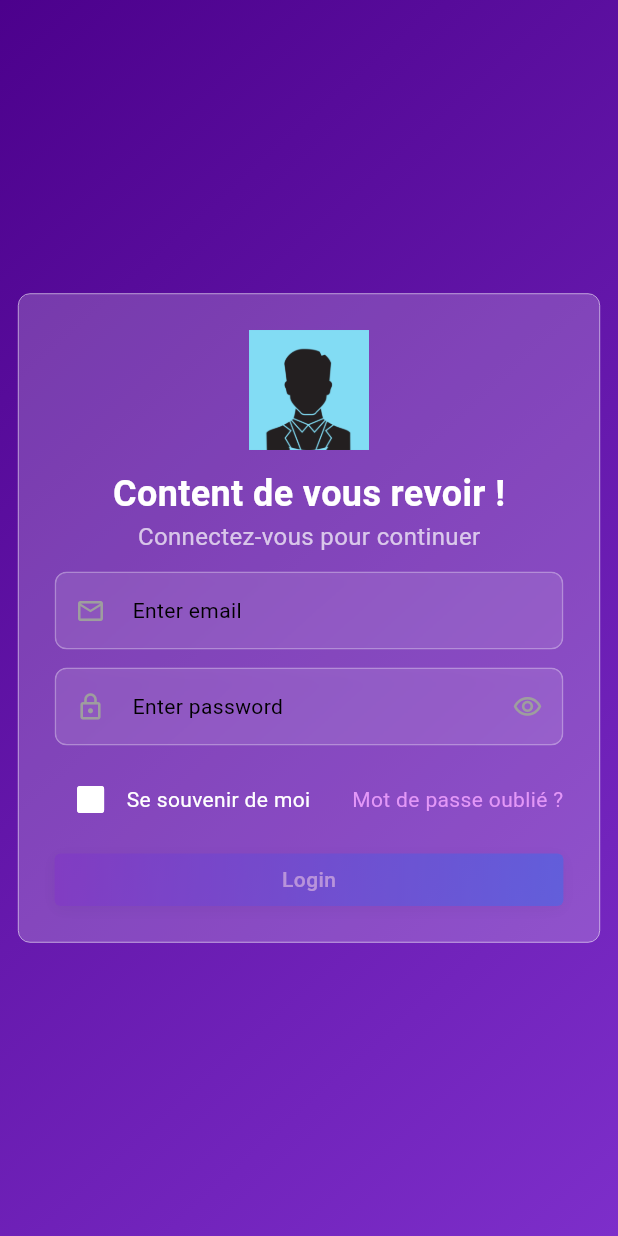
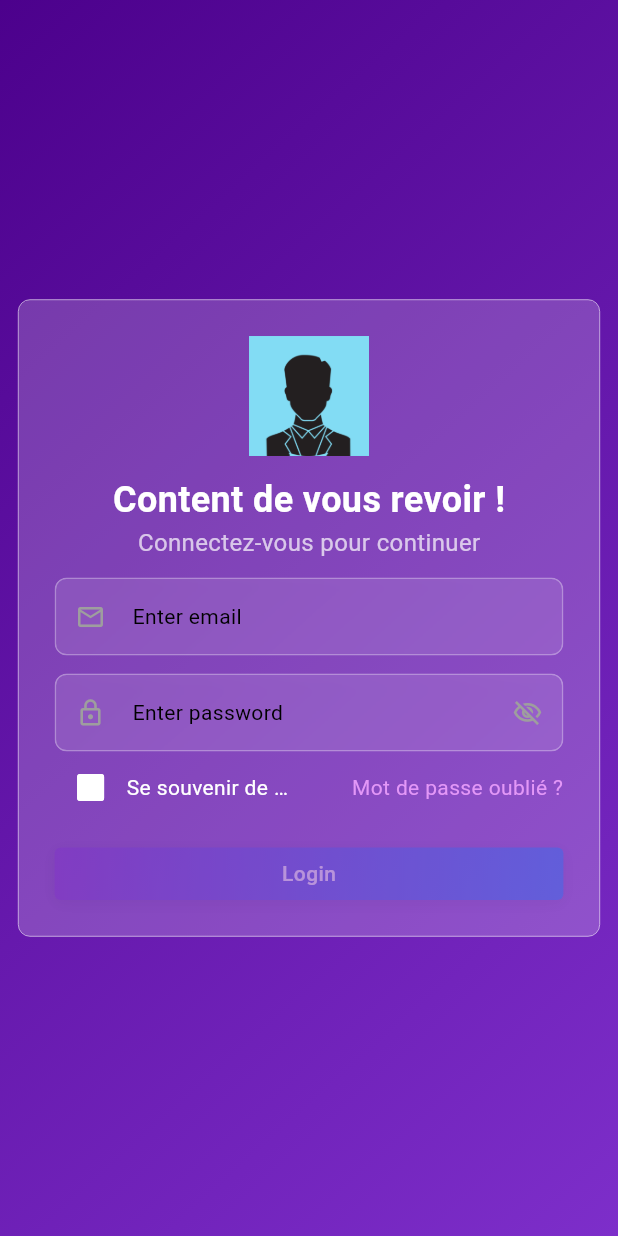
Before and after one commit to beyremagrebi/udemy-app-mobile, a Flutter app: the screen it shows after launch, after a tap on "Mot de passe oublié ?", on a phone screen of 412 x 824 dp. Run offline on Flutter 3.47's test engine with Material 3 defaults, Android fonts, the phone set to English and light mode, and no system bars; our stand-ins replace cached_network_image, flutter_spinkit, google_fonts.

Commit message:
config reusable base form

```diff
--- /dev/null
+++ b/lib/presentation/utils/form/base_form.dart
@@ -0,0 +1,39 @@
+import 'package:erudaxis/providers/base_view_model.dart';
+import 'package:flutter/material.dart';
+
+abstract class BaseForm<T extends BaseViewModel> extends StatelessWidget {
+  final T viewModel;
+  final GlobalKey<FormState> formKey = GlobalKey<FormState>();
+
+  BaseForm({super.key, required this.viewModel});
+
+  @override
+  Widget build(BuildContext context) {
+    return Form(
+      key: formKey,
+      child: Column(
+        children: [
+          ...buildFormFields(context),
+          if (buildFooter(context) != null) ...[
+            const SizedBox(height: 16),
+            buildFooter(context)!,
+          ],
+          const SizedBox(height: 16),
+          buildSubmitButton(context),
+        ],
+      ),
+    );
+  }
+
+  Widget? buildFooter(BuildContext context) => null;
+
+  List<Widget> buildFormFields(BuildContext context);
+
+  Widget buildSubmitButton(BuildContext context);
+
+  void onSubmit(BuildContext context);
+
+  bool validateForm() {
+    return formKey.currentState?.validate() ?? false;
+  }
+}
--- a/lib/providers/auth/login_view_model.dart
+++ b/lib/providers/auth/login_view_model.dart
@@ -1,5 +1,7 @@
 import 'package:erudaxis/providers/base_view_model.dart';
 import 'package:flutter/material.dart';
+
+import '../../presentation/utils/form/validate_helper.dart';
 
 class LoginViewModel extends BaseViewModel {
   final TextEditingController emailController = TextEditingController();
@@ -10,18 +12,9 @@ class LoginViewModel extends BaseViewModel {
   bool? rememberMe = false;
 
   LoginViewModel(super.context) {
-    emailController.addListener(checkInput);
-    passwordController.addListener(checkInput);
-  }
-
-  void checkInput() {
-    bool isValid =
-        emailController.text.isNotEmpty && passwordController.text.isNotEmpty;
-
-    if (isDisabled == isValid) {
-      isDisabled = !isValid;
-      update();
-    }
+    // Listen to input changes to update button state
+    emailController.addListener(_onInputChanged);
+    passwordController.addListener(_onInputChanged);
   }
 
   @override
@@ -31,7 +24,7 @@ class LoginViewModel extends BaseViewModel {
     super.dispose();
   }
 
-  void toggleRemmeber(bool? value) {
+  void toggleRemember(bool? value) {
     rememberMe = value;
     update();
   }
@@ -40,4 +33,16 @@ class LoginViewModel extends BaseViewModel {
     securePassword = !securePassword;
     update();
   }
+
+  void _onInputChanged() {
+    final isValid =
+        ValidationHelpers.validateEmail(emailController.text) == null &&
+            ValidationHelpers.validatePassword(passwordController.text) == null;
+
+    // Only update if state has changed
+    if (isDisabled == isValid) {
+      isDisabled = !isValid;
+      update();
+    }
+  }
 }
--- a/lib/widgets/auth/login_footer_row.dart
+++ b/lib/widgets/auth/login_footer_row.dart
@@ -1,3 +1,4 @@
+import 'package:erudaxis/core/styles/dimensions.dart';
 import 'package:flutter/material.dart';
 
 import '../../providers/auth/login_view_model.dart';
@@ -14,30 +15,38 @@ class LoginFooterRow extends StatelessWidget {
     return Row(
       mainAxisAlignment: MainAxisAlignment.spaceBetween,
       children: [
-        // Remember me checkbox with text
-        Row(
+        Flexible(
+          flex: 1,
+          child: Row(
+            mainAxisSize: MainAxisSize.min,
             children: [
               Checkbox(
                 value: viewModel.rememberMe,
                 onChanged: (bool? value) {
-                viewModel.toggleRemmeber(value);
+                  viewModel.toggleRemember(value);
                 },
                 checkColor: const Color(0xFF8B4A9C),
                 fillColor: WidgetStateProperty.all(Colors.white),
                 side: const BorderSide(color: Colors.white, width: 2),
               ),
-            Text(
+              Flexible(
+                child: Text(
                   'Se souvenir de moi',
                   style: Theme.of(context).textTheme.bodyMedium?.copyWith(
                         color: Colors.white,
                         fontSize: 14,
                         fontWeight: FontWeight.w400,
                       ),
+                  overflow: TextOverflow.ellipsis,
+                ),
               ),
             ],
           ),
-        // Forgot password link
-        GestureDetector(
+        ),
+        Dimensions.widthSmall,
+        Flexible(
+          flex: 1,
+          child: GestureDetector(
             onTap: () {},
             child: Text(
               'Mot de passe oublié ?',
@@ -46,6 +55,9 @@ class LoginFooterRow extends StatelessWidget {
                     fontSize: 14,
                     fontWeight: FontWeight.w400,
                   ),
+              overflow: TextOverflow.ellipsis,
+              textAlign: TextAlign.end,
+            ),
           ),
         ),
       ],
--- a/lib/widgets/auth/login_form.dart
+++ b/lib/widgets/auth/login_form.dart
@@ -3,30 +3,31 @@ import 'package:flutter/material.dart';
 
 import '../../core/styles/dimensions.dart';
 import '../../presentation/main/main_view.dart';
+import '../../presentation/utils/form/base_form.dart';
+import '../../presentation/utils/form/validate_helper.dart';
 import '../../presentation/utils/navigator_utils.dart';
 import '../common/form/input_text.dart';
 import '../common/gradient_button.dart';
 import 'login_footer_row.dart';
 
-class LoginForm extends StatelessWidget {
-  final LoginViewModel viewModel;
-  const LoginForm({
-    super.key,
-    required this.viewModel,
-  });
+class LoginForm extends BaseForm<LoginViewModel> {
+  LoginForm({super.key, required super.viewModel});
+
+  // @override
+  // Widget? buildFooter(BuildContext context) {
+  //   return LoginFooterRow(viewModel: viewModel);
+  // }
 
   @override
-  Widget build(BuildContext context) {
-    return Column(
-      children: [
+  List<Widget> buildFormFields(BuildContext context) {
+    return [
       InputText(
         controller: viewModel.emailController,
         hintText: 'Enter email',
-          prefixIcon: const Icon(
-            Icons.email_outlined,
-            color: Colors.grey,
-            size: 20,
-          ),
+        validator: ValidationHelpers.validateEmail,
+        autovalidateMode: AutovalidateMode.onUserInteraction,
+        prefixIcon:
+            const Icon(Icons.email_outlined, color: Colors.grey, size: 20),
       ),
       Dimensions.heightMedium,
       InputText(
@@ -34,36 +35,41 @@ class LoginForm extends StatelessWidget {
         hintText: 'Enter password',
         keyboardType: TextInputType.visiblePassword,
         obscureText: viewModel.securePassword,
+        validator: ValidationHelpers.validatePassword,
+        autovalidateMode: AutovalidateMode.onUserInteraction,
         suffixIcon: IconButton(
-            onPressed: () {
-              viewModel.toggleVisibility();
-            },
-            icon: const Icon(
-              Icons.visibility_outlined,
+          onPressed: viewModel.toggleVisibility,
+          icon: Icon(
+            viewModel.securePassword
+                ? Icons.visibility_off_outlined
+                : Icons.visibility_outlined,
             size: 20,
             color: Colors.grey,
           ),
         ),
-          prefixIcon: const Icon(
-            Icons.lock_outlined,
-            size: 20,
-            color: Colors.grey,
+        prefixIcon:
+            const Icon(Icons.lock_outlined, size: 20, color: Colors.grey),
       ),
-        ),
-        Dimensions.heightMedium,
-        LoginFooterRow(
-          viewModel: viewModel,
-        ),
-        Dimensions.heightMedium,
-        GradientButton(
+      LoginFooterRow(viewModel: viewModel),
+    ];
+  }
+
+  @override
+  Widget buildSubmitButton(BuildContext context) {
+    return GradientButton(
       width: double.maxFinite,
       text: 'Login',
       isDisabled: viewModel.isDisabled,
       onPressed: () {
-            navigateTo(context, const MainView());
+        if (validateForm()) {
+          onSubmit(context);
+        }
       },
-        )
-      ],
     );
   }
+
+  @override
+  void onSubmit(BuildContext context) {
+    navigateTo(context, const MainView());
   }
+}
--- a/lib/widgets/common/form/input_text.dart
+++ b/lib/widgets/common/form/input_text.dart
@@ -1,5 +1,6 @@
 import 'dart:ui';
 
+import 'package:erudaxis/core/styles/app_colors.dart';
 import 'package:erudaxis/core/styles/dimensions.dart';
 import 'package:flutter/material.dart';
 
@@ -8,7 +9,6 @@ class InputText extends StatelessWidget {
   final Widget? suffixIcon;
   final Widget? prefixIcon;
 
-  // ✅ Support ALL TextField parameters
   final TextEditingController? controller;
   final FocusNode? focusNode;
   final TextInputType? keyboardType;
@@ -20,6 +20,11 @@ class InputText extends StatelessWidget {
   final ValueChanged<String>? onSubmitted;
   final VoidCallback? onEditingComplete;
   final bool enabled;
+
+  final String? Function(String?)? validator;
+  final AutovalidateMode? autovalidateMode;
+  final String? errorText;
+  final bool showErrorText;
 
   const InputText({
     super.key,
@@ -37,15 +42,22 @@ class InputText extends StatelessWidget {
     this.onSubmitted,
     this.onEditingComplete,
     this.enabled = true,
+    this.validator,
+    this.autovalidateMode,
+    this.errorText,
+    this.showErrorText = true,
   });
 
   @override
   Widget build(BuildContext context) {
-    return ClipRRect(
+    return Column(
+      crossAxisAlignment: CrossAxisAlignment.start,
+      children: [
+        ClipRRect(
           borderRadius: Dimensions.smallBorderRadius,
           child: BackdropFilter(
             filter: ImageFilter.blur(sigmaX: 10, sigmaY: 10),
-        child: TextField(
+            child: TextFormField(
               controller: controller,
               focusNode: focusNode,
               keyboardType: keyboardType,
@@ -54,9 +66,11 @@ class InputText extends StatelessWidget {
               maxLines: maxLines,
               minLines: minLines,
               onChanged: onChanged,
-          onSubmitted: onSubmitted,
+              onFieldSubmitted: onSubmitted,
               onEditingComplete: onEditingComplete,
               enabled: enabled,
+              validator: validator,
+              autovalidateMode: autovalidateMode,
               style: Theme.of(context).textTheme.bodyMedium?.copyWith(),
               cursorColor: Colors.white,
               decoration: InputDecoration(
@@ -64,7 +78,6 @@ class InputText extends StatelessWidget {
                 prefixIcon: prefixIcon,
                 suffixIcon: suffixIcon,
                 isDense: true,
-            isCollapsed: true,
                 filled: true,
                 fillColor: Colors.white.withOpacity(0.1),
                 contentPadding: Dimensions.paddingAllLarge,
@@ -82,10 +95,28 @@ class InputText extends StatelessWidget {
                     width: 1.5,
                   ),
                 ),
+                errorBorder: const OutlineInputBorder(
+                  borderRadius: Dimensions.smallBorderRadius,
+                  borderSide: BorderSide(
+                    color: AppColors.error,
+                    width: 1.5,
+                  ),
+                ),
+                focusedErrorBorder: const OutlineInputBorder(
+                  borderRadius: Dimensions.smallBorderRadius,
+                  borderSide: BorderSide(
+                    color: AppColors.error,
+                    width: 2,
+                  ),
+                ),
+                errorText: showErrorText ? errorText : null,
+                errorStyle: showErrorText ? null : const TextStyle(height: 0),
               ),
               onTapOutside: (event) => FocusScope.of(context).unfocus(),
             ),
           ),
+        ),
+      ],
     );
   }
 }
```
Also changed, not shown: lib/presentation/utils/form/validate_helper.dart (added, +135 -0 lines). Lines whose indentation alone changed are shown as unchanged.
